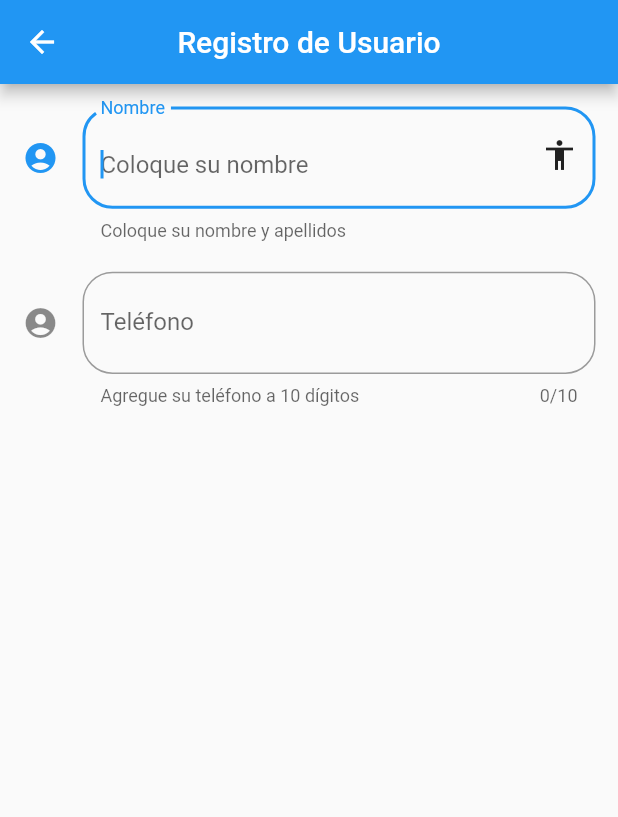
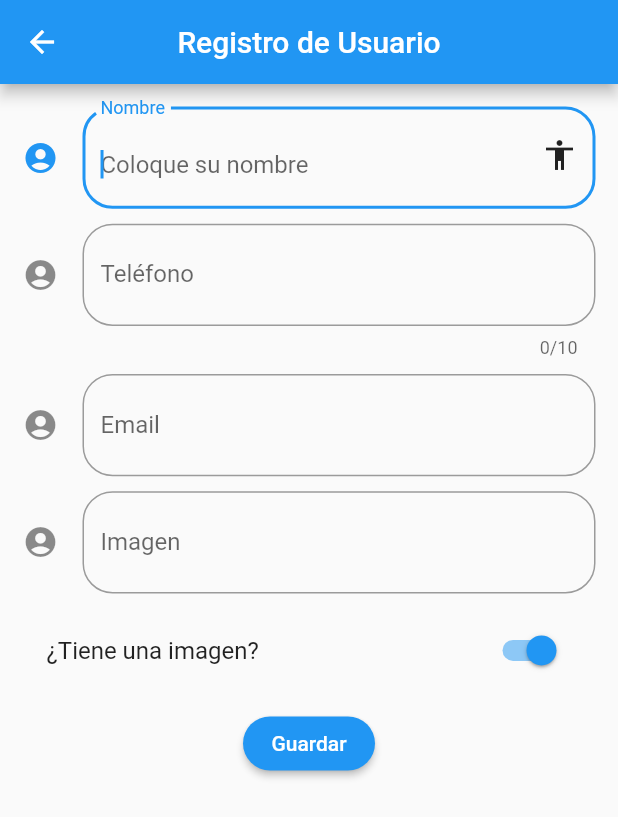
Before and after one commit to JavierSLX/Registro-Basico, a Flutter app: the RegisterPage screen opened by its route, on a phone screen of 412 x 824 dp. Shown: the top 817 px of the screen. Run offline on Flutter 3.47's test engine with Material 2 defaults, Android fonts, the phone set to English and light mode, and no system bars.

Commit message:
Obtencion asincrona del usuario

```diff
--- /dev/null
+++ b/lib/model/Usuario.dart
@@ -0,0 +1,21 @@
+class Usuario
+{
+  String nombre;
+  String telefono;
+  String correo;
+  String imagen;
+
+  Usuario(String nombre, String telefono, String correo, String imagen)
+  {
+    this.nombre = nombre;
+    this.telefono = telefono;
+    this.correo = correo;
+    this.imagen = imagen;
+  }
+
+  @override
+  String toString()
+  {
+    return "Nombre: ${this.nombre}, Teléfono: ${this.telefono}, Correo: ${this.correo}, Imagen: ${this.imagen}";
+  }
+}
--- a/lib/src/pages/RegisterPage.dart
+++ b/lib/src/pages/RegisterPage.dart
@@ -1,4 +1,5 @@
 import 'package:flutter/material.dart';
+import 'package:registro_basico/model/Usuario.dart';
 import 'package:registro_basico/widgets/Dialog.dart';
 import 'package:registro_basico/widgets/Input.dart';
 
@@ -10,14 +11,14 @@ class RegisterPage extends StatefulWidget {
 class _RegisterPageState extends State<RegisterPage> {
 
   int count = 0;
-  String telefono;
-  String nombre;
+  String telefono = "";
+  String nombre = "";
+  String correo = "";
+  String imagen = "";
+  bool isImage = true;
 
   @override
   Widget build(BuildContext context) {
-
-    //Instancia el input
-    InputDart input = InputDart();
 
     return Scaffold(
       appBar: AppBar(
@@ -27,6 +28,19 @@ class _RegisterPageState extends State<RegisterPage> {
       //Agrega un widget padding para darle espacio a los elementos y dentro una columna con los widgets
       body: Padding(
         padding: EdgeInsets.all(15),
+        //Agrega un scroll a la columna de elementos
+        child: getForm(context),
+      )
+    );
+  }
+
+  //Regresa el formulario de la pagina
+  Widget getForm(BuildContext context)
+  {
+    //Instancia el input
+    InputDart input = InputDart();
+
+    return SingleChildScrollView(
       child: Column(
         children: <Widget>[
           //Crea un TextField personalizado para el nombre
@@ -34,33 +48,96 @@ class _RegisterPageState extends State<RegisterPage> {
             isFocus: true,
             hint: "Coloque su nombre",
             etiqueta: "Nombre",
-              ayuda: "Coloque su nombre y apellidos",
-              callback: (texto){
-                nombre = texto;
-              }
+            callback: (texto) => nombre = texto
           ),
-            SizedBox(height: 20,),
+          SizedBox(height: 10,),
           //Crea un TextField personalizado para el telefono
           input.getTextField(
             counter: count,
             hint: "Coloque su número telefónico",
             etiqueta: "Teléfono",
-              ayuda: "Agregue su teléfono a 10 dígitos",
             maximo: 10,
             callback: (texto){
+              //Actualiza la página para actualizar el contador
               setState(() {
                 count = texto != null ? texto.length : 0;
                 telefono = texto;
               });
             }
+          ),
+          SizedBox(height: 10,),
+          //Crea un TextField personalizado para el correo
+          input.getTextField(
+            hint: "Coloque su correo electrónico",
+            etiqueta: "Email",
+            callback: (texto) => correo = texto
+          ),
+          SizedBox(height: 10,),
+          //Crea un TextField personalizado para la imagen
+          input.getTextField(
+            enabled: isImage,
+            hint: "Coloque la dirección de su imagen",
+            etiqueta: "Imagen",
+            callback: (texto) => imagen = texto
+          ),
+          SizedBox(height: 10,),
+          SwitchListTile(
+            title: Text("¿Tiene una imagen?"),
+            value: isImage,
+            onChanged: (valor){
+              //Redibuja el control para ver que cambia
+              setState(() {
+                //Bloquea la caja de texto de la imagen si esta en false
+                isImage = valor;
+              });
+            },
+          ),
+          SizedBox(height: 10,),
+          //Boton de guardado
+          RaisedButton(
+            child: Text("Guardar"),
+            color: Colors.blue,
+            textColor: Colors.white,
+            //Bordes redondeados
+            shape: StadiumBorder(),
+            //Evento del boton
+            onPressed: () async {
+
+              Usuario usuario = await getUsuario(context);
+
+              print(usuario);
+            },
           )
         ],
-        ),
       ),
     );
   }
 
-  void mostrarAlerta(BuildContext context)
+  //Metodo que hace las validaciones y crea un objeto con los elementos que contiene
+  Future<Usuario> getUsuario(BuildContext context)
+  {
+    Usuario usuario;
+
+    if(nombre.length == 0 || telefono.length == 0 || correo.length == 0 || imagen.length == 0)
+    {
+      mostrarAlerta(context, false, "Coloque todos los datos");
+      return null;
+    }
+    else
+    {
+      usuario = new Usuario(nombre, telefono, correo, imagen);
+
+      //Regresa el futuro del usuario
+      return Future.delayed(Duration(seconds: 5), () {
+        mostrarAlerta(context, true, "Guardado correcto");
+
+        return usuario;
+      });
+    }
+
+  }
+
+  void mostrarAlerta(BuildContext context, bool isCorrect, String message)
   {
     DialogWidget dialog = new DialogWidget(context);
 
@@ -70,7 +147,7 @@ class _RegisterPageState extends State<RegisterPage> {
       //No se cierra al darle click fuera del dialogo
       barrierDismissible: false,
       builder: (context){
-        return dialog.getAlertDialogCorrect(false, "Inserción correcta");
+        return dialog.getAlertDialogCorrect(isCorrect, message);
       }
     );
   }
--- a/lib/widgets/Input.dart
+++ b/lib/widgets/Input.dart
@@ -2,9 +2,13 @@ import 'package:flutter/material.dart';
 
 class InputDart
 {
-  Widget getTextField({bool isFocus = false, int counter = 0, String hint, String etiqueta, String ayuda, void Function(String) callback, int maximo = 0})
+  Widget getTextField({bool isFocus = false, int counter = 0, String hint, String etiqueta, String ayuda, void Function(String) callback, TextEditingController controlador, int maximo = 0, bool enabled = true})
   {
     return TextField(
+      //Habilita o deshabilita el control
+      enabled: enabled,
+      //Controlador del widget
+      controller: controlador != null ? controlador : null,
       //Se pone el foco al iniciar
       autofocus: isFocus,
       //Capitalizacion de las palabras que se colocan
```
Lines whose indentation alone changed are shown as unchanged.
